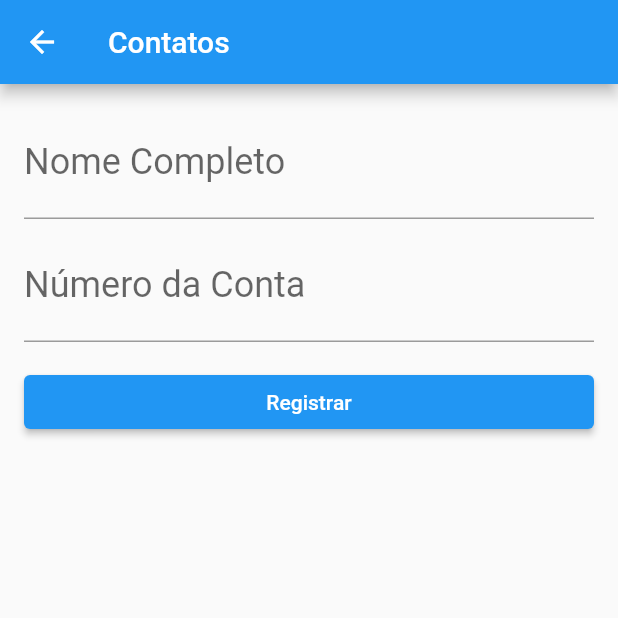
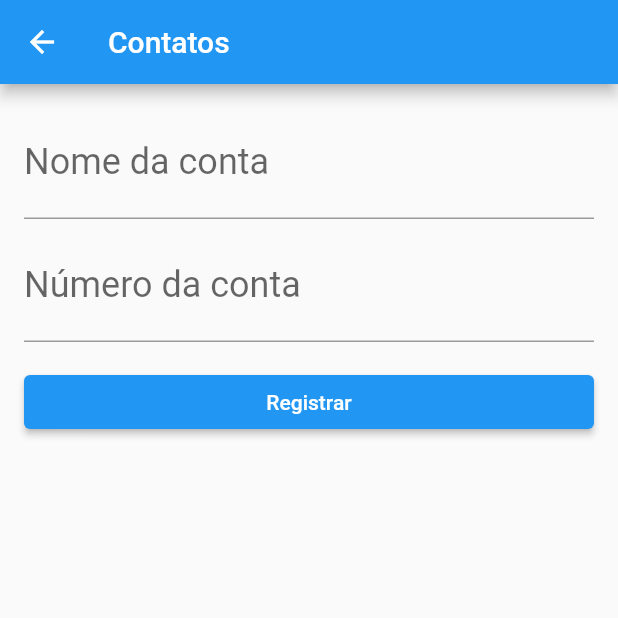
Before and after one commit to adrianoasantunes/bytebank-alura, a Flutter app: the ContactForm screen opened directly, after a tap on "Registrar", on a phone screen of 412 x 824 dp, the top half of it. Run offline on Flutter 3.47's test engine with Material 2 defaults, Android fonts, the phone set to English and light mode, and no system bars; our stand-ins replace sqflite; missing offline and left inert: dart:ffi; accounts and stored records are empty.

```diff
--- /dev/null
+++ b/lib/components/editor.dart
@@ -0,0 +1,34 @@
+import 'dart:ffi';
+
+import 'package:flutter/material.dart';
+
+class Editor extends StatelessWidget {
+  String? inputNumerOpt;
+  final TextEditingController? controller;
+  final String? rotulo;
+  final String? dica;
+
+  Editor({
+    this.inputNumerOpt,
+    this.controller,
+    this.rotulo,
+    this.dica,
+  });
+
+  Widget build(BuildContext context) {
+    if (inputNumerOpt == 's') {
+      return TextField(
+        controller: controller,
+        decoration: InputDecoration(labelText: rotulo, hintText: dica),
+        style: const TextStyle(fontSize: 24.0),
+        keyboardType: TextInputType.number,
+      );
+    } else {
+      return TextField(
+        controller: controller,
+        decoration: InputDecoration(labelText: rotulo, hintText: dica),
+        style: const TextStyle(fontSize: 24.0),
+      );
+    }
+  }
+}
--- a/lib/screens/contact_form.dart
+++ b/lib/screens/contact_form.dart
@@ -1,41 +1,60 @@
-import 'package:bytebank/database/app_database.dart';
+import 'package:bytebank/components/editor.dart';
 import 'package:bytebank/database/dao/contact_dao.dart';
 import 'package:bytebank/models/contact.dart';
 import 'package:flutter/material.dart';
 
+//Editors Fields
+const _appBarTitulo = 'Contatos';
+const _rotuloName = 'Nome da conta';
+const _dicaName = 'Informe o nome da conta';
+const _rotuloNumber = 'Número da conta';
+const _tecladoNumerico = 's';
+const _dicaNumber = 'Informe o nº da conta';
+
 class ContactForm extends StatefulWidget {
-  const ContactForm({Key? key}) : super(key: key);
+  final int? id;
+  final String? accountName;
+  final int? accountNumber;
+
+  const ContactForm({
+    Key? key,
+    this.id,
+    this.accountName,
+    this.accountNumber,
+  }) : super(key: key);
+
   @override
-  State<ContactForm> createState() => _ContactFormState();
+  _ContactFormState createState() => _ContactFormState();
 }
 
 class _ContactFormState extends State<ContactForm> {
   final TextEditingController _nameAccountController = TextEditingController();
-  final TextEditingController _numberAcountController = TextEditingController();
+  final TextEditingController _numberAccountController =
+      TextEditingController();
   final ContactDao _daoContact = ContactDao();
 
   @override
   Widget build(BuildContext context) {
     return Scaffold(
       appBar: AppBar(
-        title: const Text('Contatos'),
+        title: const Text(_appBarTitulo),
       ),
       body: Padding(
         padding: const EdgeInsets.all(16.0),
         child: Column(
           children: <Widget>[
-            TextField(
+            Editor(
               controller: _nameAccountController,
-              decoration: InputDecoration(labelText: 'Nome Completo'),
-              style: TextStyle(fontSize: 24.0),
+              rotulo: _rotuloName,
+              dica: _dicaName,
             ),
             Padding(
               padding: const EdgeInsets.only(top: 8.0),
-              child: TextField(
-                controller: _numberAcountController,
-                decoration: InputDecoration(labelText: 'Número da Conta'),
-                style: TextStyle(fontSize: 24.0),
-                keyboardType: TextInputType.number,
+              child: Editor(
+                controller: _numberAccountController,
+                rotulo: _rotuloNumber,
+                dica: _dicaNumber,
+                inputNumerOpt: _tecladoNumerico,
               ),
             ),
             Padding(
@@ -45,13 +64,7 @@ class _ContactFormState extends State<ContactForm> {
                 child: ElevatedButton(
                   child: const Text('Registrar'),
                   onPressed: () {
-                    final String name = _nameAccountController.text;
-                    final int? number =
-                        int.tryParse(_numberAcountController.text);
-                    final Contact newContact = Contact(0, name, number!);
-                    _daoContact
-                        .save(newContact)
-                        .then((id) => Navigator.pop(context));
+                    _registerAccount(context);
                   },
                 ),
               ),
@@ -61,4 +74,11 @@ class _ContactFormState extends State<ContactForm> {
       ),
     );
   }
+
+  void _registerAccount(BuildContext context) {
+    final String name = _nameAccountController.text;
+    final int? number = int.tryParse(_numberAccountController.text);
+    final Contact newContact = Contact(0, name, number!);
+    _daoContact.save(newContact).then((id) => Navigator.pop(context));
+  }
 }
--- a/lib/screens/contact_list.dart
+++ b/lib/screens/contact_list.dart
@@ -94,15 +94,19 @@ class _ContactItemState extends State<_ContactItem> {
           style: const TextStyle(fontSize: 24.0),
         ),
         onTap: () {
-          Navigator.of(context)
-              .push(
-                MaterialPageRoute(
-                  builder: (context) => ContactForm(),
-                ),
-              )
-              .then(
-                (value) => setState(() {}),
-              );
+          Navigator.of(context).push(
+            MaterialPageRoute(
+              builder: (context) => ContactForm(
+                id: widget.contact.id,
+                accountName: widget.contact.accountName,
+                accountNumber: widget.contact.accountNumber,
+              ),
+            ),
+          );
+          debugPrint('{ Sending... -> ' + widget.contact.id.toString());
+          debugPrint('{ Sending... -> ' + widget.contact.accountName);
+          debugPrint(
+              '{ Sending... -> ' + widget.contact.accountNumber.toString());
         },
       ),
     );
```
Also changed, not shown: lib/components/contact_editor.dart (deleted).
